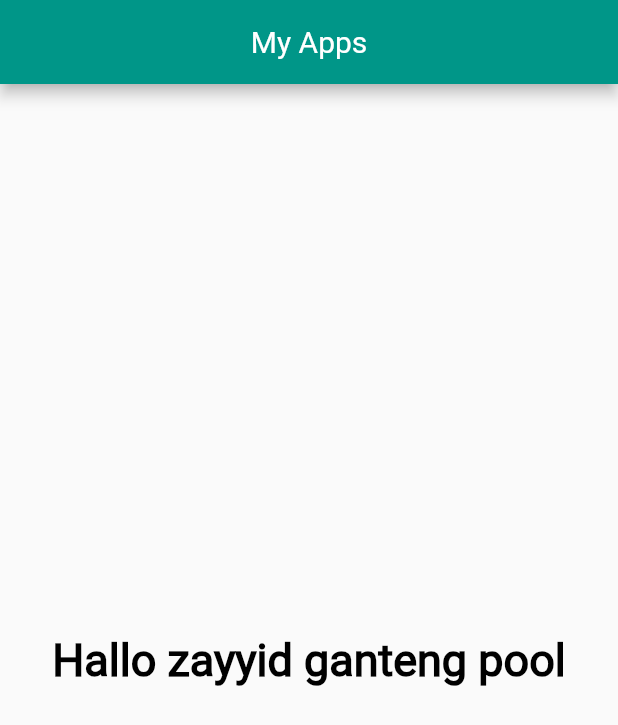
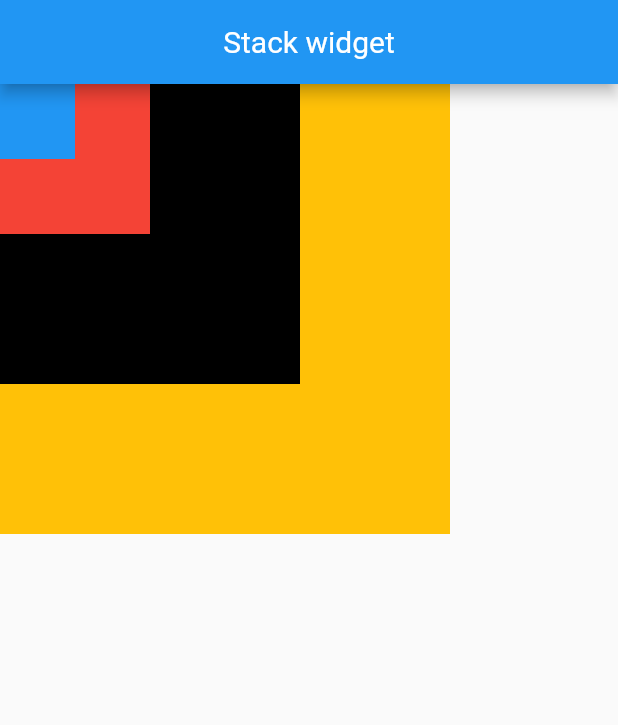
Before and after one commit to zayyid123/belajar-flutter, a Flutter app: the screen it shows after launch, on a phone screen of 412 x 824 dp. Shown: the top 725 px of the screen. Run offline on Flutter 3.47's test engine with Material 2 defaults, Android fonts, the phone set to English and light mode, and no system bars.

Commit message:
widget stack

```diff
--- a/lib/main.dart
+++ b/lib/main.dart
@@ -13,22 +13,34 @@ class MyApp extends StatelessWidget {
     return MaterialApp(
         debugShowCheckedModeBanner: false,
         home: Scaffold(
-          appBar: AppBar(
-            backgroundColor: Colors.teal,
-            title: const Center(
-              child: Text('My Apps'),
+            appBar: AppBar(
+              title: const Center(
+                child: Text('Stack widget'),
+              ),
             ),
-          ),
-          body: const Center(
-            child: Text(
-              'Hallo zayyid ganteng pool',
-              style: TextStyle(
+            body: Stack(
+              children: [
+                Container(
+                  width: 300,
+                  height: 300,
+                  color: Colors.amber,
+                ),
+                Container(
+                  width: 200,
+                  height: 200,
                   color: Colors.black,
-                  fontSize: 30,
-                  fontWeight: FontWeight.bold,
-                  fontFamily: 'Roboto'),
-            ),
-          ),
-        ));
+                ),
+                Container(
+                  width: 100,
+                  height: 100,
+                  color: Colors.red,
+                ),
+                Container(
+                  width: 50,
+                  height: 50,
+                  color: Colors.blue,
+                )
+              ],
+            )));
   }
 }
```
